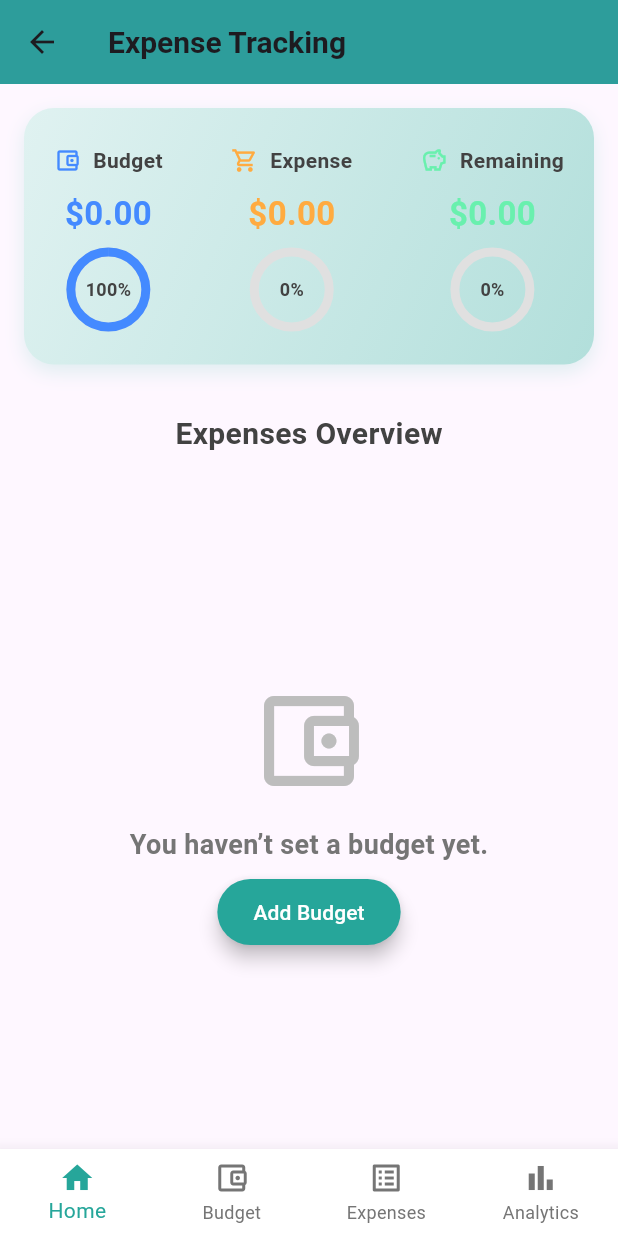
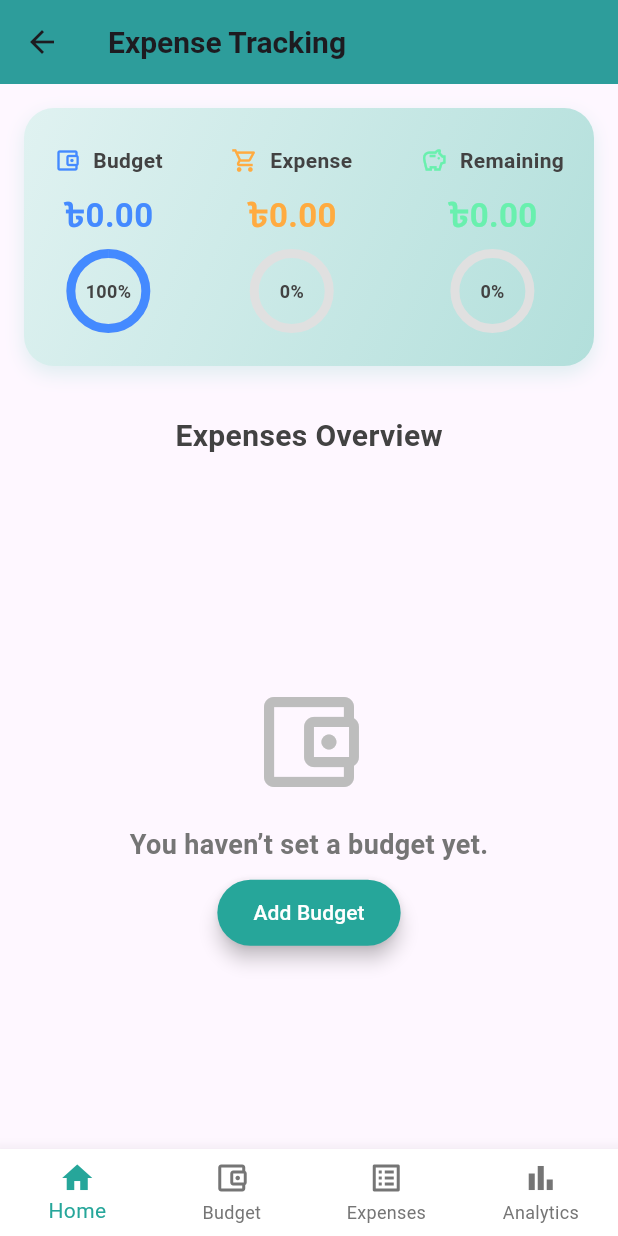
Before and after one commit to shahriarkabir280/Labratory, a Flutter app: the ExpenseTrackingScreen screen opened directly, on a phone screen of 412 x 824 dp. Run offline on Flutter 3.47's test engine with Material 3 defaults, Android fonts, the phone set to English and light mode, and no system bars; our stand-ins replace file_picker, fl_chart, image_picker, just_audio, share_plus, syncfusion_flutter_calendar and 1 more; missing offline and left inert: flutter_downloader; accounts and stored records are empty.

Commit message:
Add files via upload

```diff
--- a/testapp/lib/features/Expense Tracking/widgets/navigation_bar.dart
+++ b/testapp/lib/features/Expense Tracking/widgets/navigation_bar.dart
@@ -1,11 +1,12 @@
 import 'package:flutter/material.dart';
 import 'package:testapp/features/Expense Tracking/Budgets/budget.dart';
 import 'package:testapp/features/Expense Tracking/Expenses/expense.dart';
-import 'package:testapp/features/HomepageHandling/mainHomepage.dart';
 
-import '../Expenses/analytics.dart';
+import 'package:testapp/features/Expense Tracking/Analytics/analytics.dart';
 
 class NavigationBarWidget extends StatelessWidget {
+  const NavigationBarWidget({super.key});
+
   /*final String groupName;
 
   NavigationBarWidget({required this.groupName});*/
@@ -18,7 +19,7 @@ class NavigationBarWidget extends StatelessWidget {
       selectedItemColor: Colors.teal.shade400,
       unselectedItemColor: Colors.grey.shade600,
       elevation: 10,
-      items: [
+      items: const [
         BottomNavigationBarItem(
           icon: Icon(Icons.home),
           label: 'Home',
@@ -49,14 +50,14 @@ class NavigationBarWidget extends StatelessWidget {
           // Navigate to Budget Screen
             Navigator.push(
               context,
-              MaterialPageRoute(builder: (context) => BudgetScreen()),
+              MaterialPageRoute(builder: (context) => const BudgetScreen()),
             );
             break;
           case 2:
           // Navigate to Expenses Screen
             Navigator.push(
               context,
-              MaterialPageRoute(builder: (context) => ExpenseScreen()),
+              MaterialPageRoute(builder: (context) => const ExpenseScreen()),
             );
 
             break;
@@ -64,7 +65,7 @@ class NavigationBarWidget extends StatelessWidget {
            // Navigate to Analytics Screen
             Navigator.push(
               context,
-              MaterialPageRoute(builder: (context) => AnalyticsScreen()),
+              MaterialPageRoute(builder: (context) => const AnalyticsScreen()),
             );
             break;
           default:
--- a/testapp/lib/features/Expense Tracking/widgets/summary_container.dart
+++ b/testapp/lib/features/Expense Tracking/widgets/summary_container.dart
@@ -5,7 +5,7 @@ class SummaryContainer extends StatelessWidget {
   final double totalSpent;
   final double remaining;
 
-  SummaryContainer({
+  const SummaryContainer({super.key,
     required this.totalBudget,
     required this.totalSpent,
     required this.remaining,
@@ -25,11 +25,11 @@ class SummaryContainer extends StatelessWidget {
           BoxShadow(
             color: Colors.teal.shade100.withOpacity(0.4),
             blurRadius: 10,
-            offset: Offset(0, 5),
+            offset: const Offset(0, 5),
           ),
         ],
       ),
-      padding: EdgeInsets.symmetric(horizontal: 20, vertical: 25),
+      padding: const EdgeInsets.symmetric(horizontal: 20, vertical: 25),
       child: Row(
         mainAxisAlignment: MainAxisAlignment.spaceBetween,
         children: [
@@ -68,7 +68,7 @@ class SummaryContainer extends StatelessWidget {
         Row(
           children: [
             Icon(icon, size: 18, color: color),
-            SizedBox(width: 8),
+            const SizedBox(width: 8),
             Text(
               label,
               style: TextStyle(
@@ -79,17 +79,17 @@ class SummaryContainer extends StatelessWidget {
             ),
           ],
         ),
-        SizedBox(height: 10),
+        const SizedBox(height: 10),
         // Amount Display
         Text(
-          '\$$amount',
+          '\৳$amount',
           style: TextStyle(
             fontSize: 22,
             fontWeight: FontWeight.bold,
             color: color,
           ),
         ),
-        SizedBox(height: 10),
+        const SizedBox(height: 10),
         // Progress Bar
         Stack(
           alignment: Alignment.center,
```
Also changed, not shown: testapp/lib/features/Expense Tracking/widgets/category_description_list.dart (+65 -16 lines), testapp/lib/features/Expense Tracking/widgets/expense_pie_chart.dart (+15 -10 lines).
